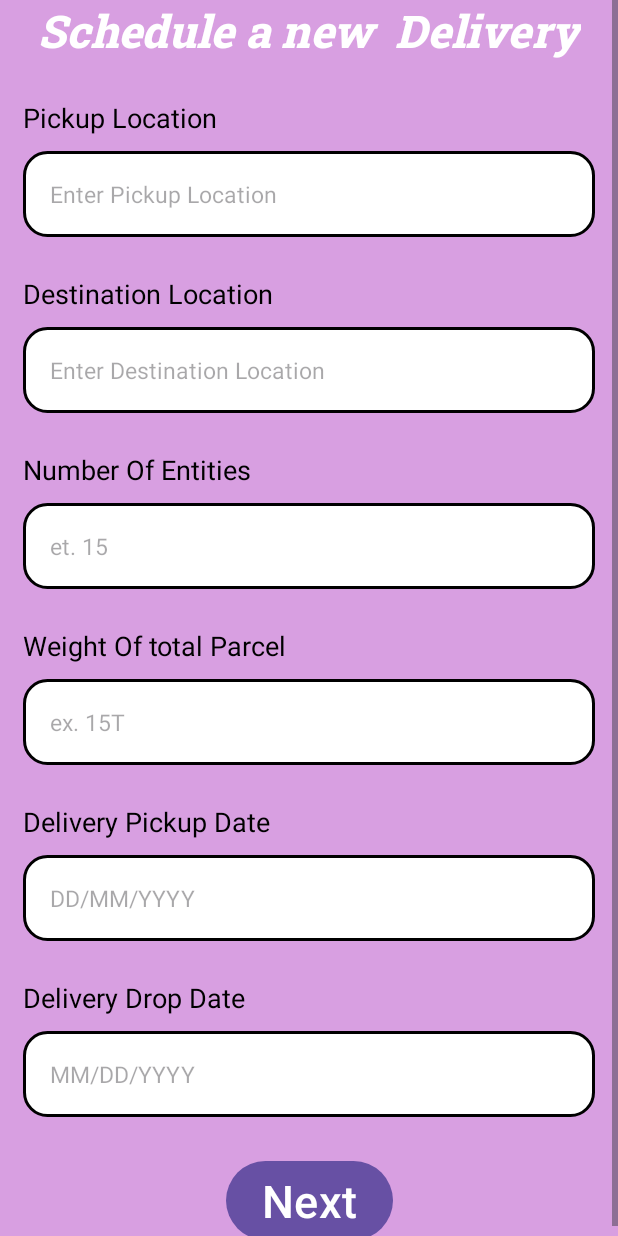
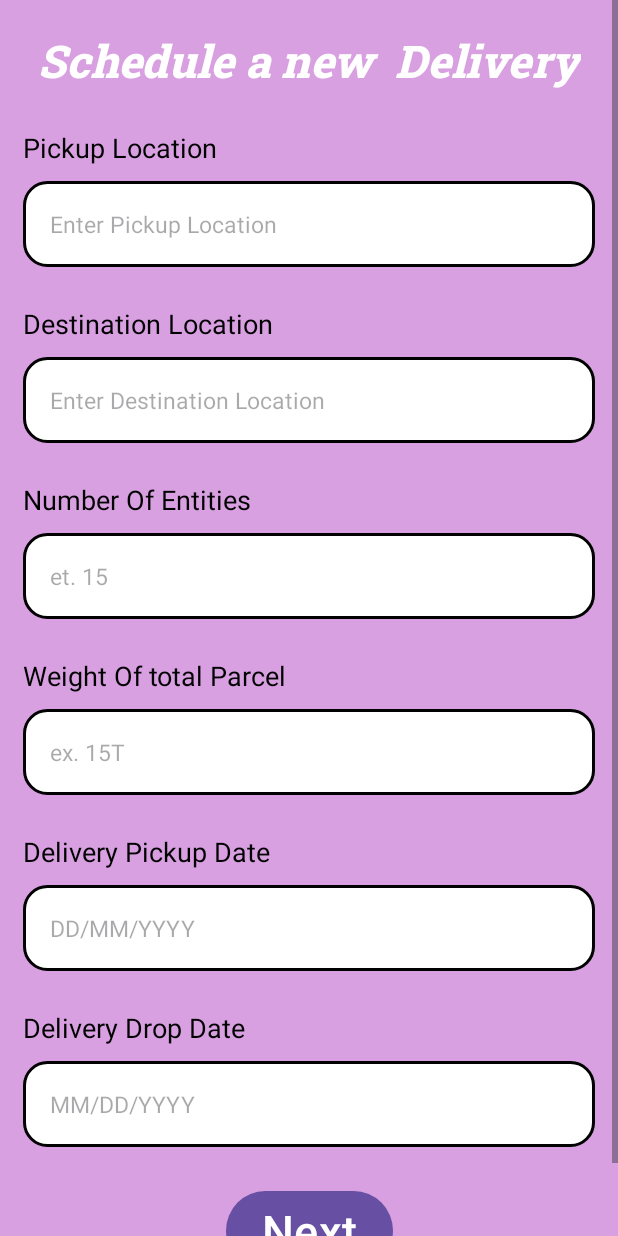
Before and after one commit to lakshya2006bhardwaj/EaseMyPost, an Android app: the fragment ScheduleDeliveryFragment shown on its own in the app's theme, on a phone screen of 412 x 824 dp. Run offline under Robolectric (Android 15) with nearby library versions, the light colour scheme and no system bars.

Commit message:
UI changes Schedule delivery

```diff
--- a/app/src/main/res/layout/fragment_schedule_delivery.xml
+++ b/app/src/main/res/layout/fragment_schedule_delivery.xml
@@ -26,6 +26,7 @@
         app:layout_constraintStart_toStartOf="parent"
         app:layout_constraintEnd_toEndOf="parent"
         android:textSize="30sp"
+        android:layout_margin="20dp"
         android:fontFamily="@font/roboto_slab_extra_bold"
         android:textStyle="italic"/>
 
@@ -201,10 +202,11 @@
                 android:layout_width="wrap_content"
                 android:layout_height="wrap_content"
                 app:layout_constraintTop_toBottomOf="@id/et_delivery_drop_date"
+                app:layout_constraintBottom_toBottomOf="parent"
                 app:layout_constraintStart_toStartOf="parent"
                 app:layout_constraintEnd_toEndOf="parent"
                 android:text="Next"
-                android:layout_marginTop="25dp"
+                android:layout_marginVertical="25dp"
                 android:textSize="30sp"
                 />
 
```
